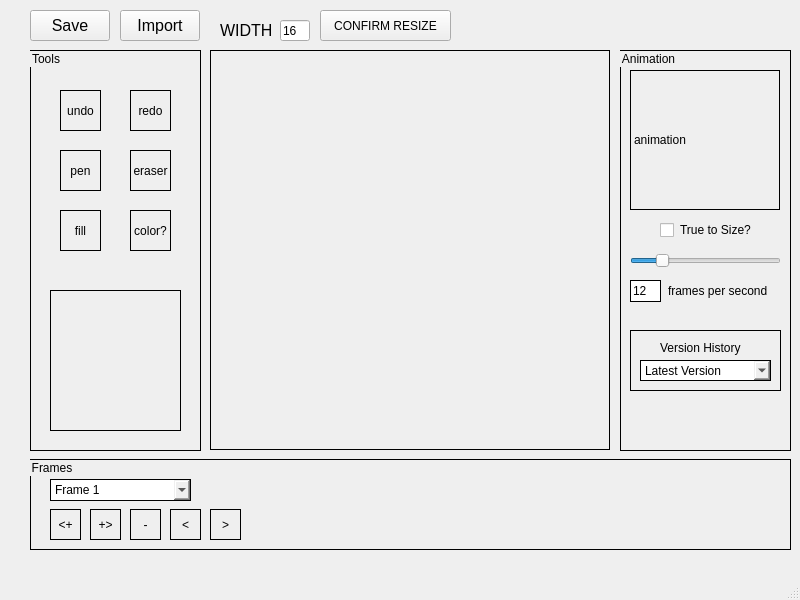
First picture: the form in mainwindow.ui, repository JsnTheAzn/sprite-editor, before the edit.
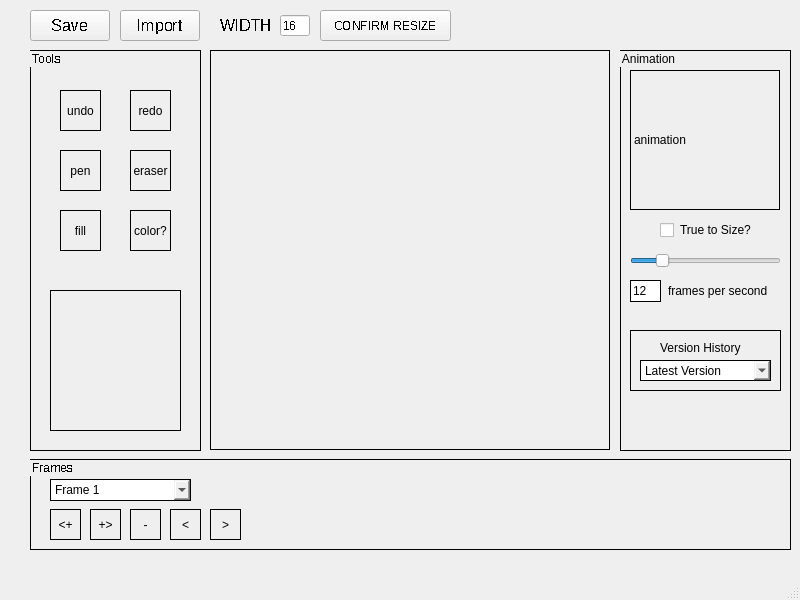
Second picture: the form after the edit. Icons and pictures are not drawn.

Commit message: Minor tweaks to buttons, etc

What changed in the file:
```diff
--- a/mainwindow.ui
+++ b/mainwindow.ui
@@ -10,6 +10,17 @@
     <height>600</height>
    </rect>
   </property>
+  <property name="sizePolicy">
+   <sizepolicy hsizetype="Preferred" vsizetype="Preferred">
+    <horstretch>0</horstretch>
+    <verstretch>0</verstretch>
+   </sizepolicy>
+  </property>
+  <property name="font">
+   <font>
+    <stylestrategy>NoAntialias</stylestrategy>
+   </font>
+  </property>
   <property name="windowTitle">
    <string>MainWindow</string>
   </property>
@@ -26,6 +37,7 @@
     <property name="font">
      <font>
       <pointsize>12</pointsize>
+      <stylestrategy>NoAntialias</stylestrategy>
      </font>
     </property>
     <property name="toolTip">
@@ -56,6 +68,7 @@
     <property name="font">
      <font>
       <pointsize>12</pointsize>
+      <stylestrategy>NoAntialias</stylestrategy>
      </font>
     </property>
     <property name="text">
@@ -66,7 +79,7 @@
     <property name="geometry">
      <rect>
       <x>280</x>
-      <y>20</y>
+      <y>15</y>
       <width>30</width>
       <height>21</height>
      </rect>
@@ -79,14 +92,15 @@
     <property name="geometry">
      <rect>
       <x>220</x>
-      <y>20</y>
+      <y>10</y>
       <width>51</width>
-      <height>21</height>
+      <height>31</height>
      </rect>
     </property>
     <property name="font">
      <font>
       <pointsize>12</pointsize>
+      <stylestrategy>NoAntialias</stylestrategy>
      </font>
     </property>
     <property name="text">
```
